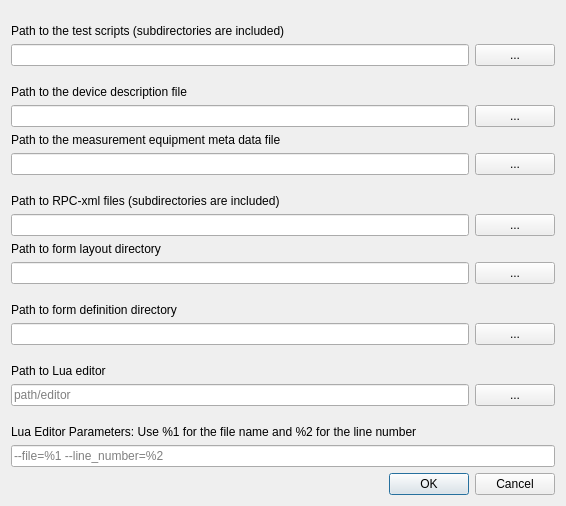
Old version of the form src/Windows/pathsettingswindow.ui in the repository Crystal-Photonics/crystalTestFrameworkApp.
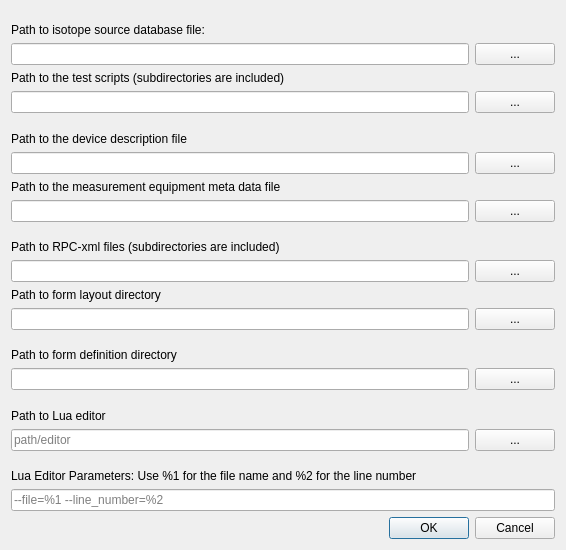
New version of the form.

Commit message: -working on refs #789. An isotope source database with current activity calculation -worked on refs #770. better error messages

What changed in the file:
```diff
--- a/src/Windows/pathsettingswindow.ui
+++ b/src/Windows/pathsettingswindow.ui
@@ -7,7 +7,7 @@
     <x>0</x>
     <y>0</y>
     <width>566</width>
-    <height>506</height>
+    <height>550</height>
    </rect>
   </property>
   <property name="windowTitle">
@@ -32,12 +32,41 @@
      <item>
       <widget class="QLabel" name="label_2">
        <property name="text">
-        <string>Path to the test scripts (subdirectories are included)</string>
+        <string>Path to isotope source database file:</string>
        </property>
       </widget>
      </item>
      <item>
       <layout class="QHBoxLayout" name="horizontalLayout_2">
+       <item>
+        <widget class="QLineEdit" name="isotope_db_path">
+         <property name="text">
+          <string/>
+         </property>
+        </widget>
+       </item>
+       <item>
+        <widget class="QPushButton" name="isotope_db_path_button">
+         <property name="text">
+          <string>...</string>
+         </property>
+        </widget>
+       </item>
+      </layout>
+     </item>
+    </layout>
+   </item>
+   <item>
+    <layout class="QVBoxLayout" name="verticalLayout_10">
+     <item>
+      <widget class="QLabel" name="label_10">
+       <property name="text">
+        <string>Path to the test scripts (subdirectories are included)</string>
+       </property>
+      </widget>
+     </item>
+     <item>
+      <layout class="QHBoxLayout" name="horizontalLayout_9">
        <item>
         <widget class="QLineEdit" name="test_script_path_text">
          <property name="text">
```
The commit also changes 13 other files.
